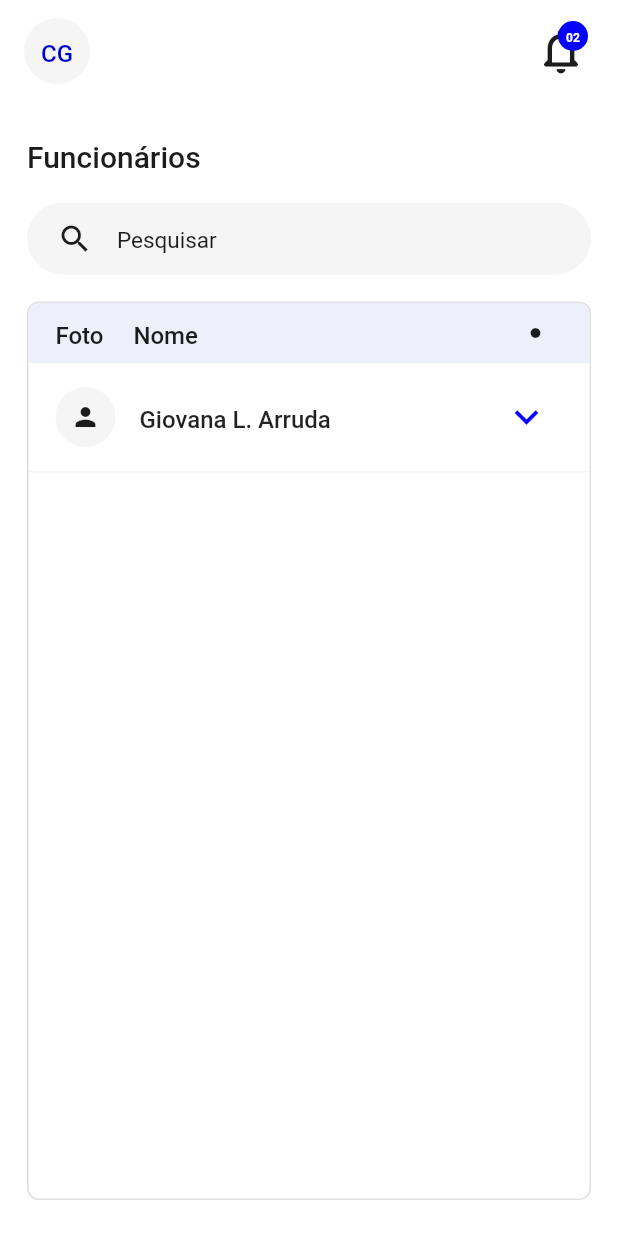
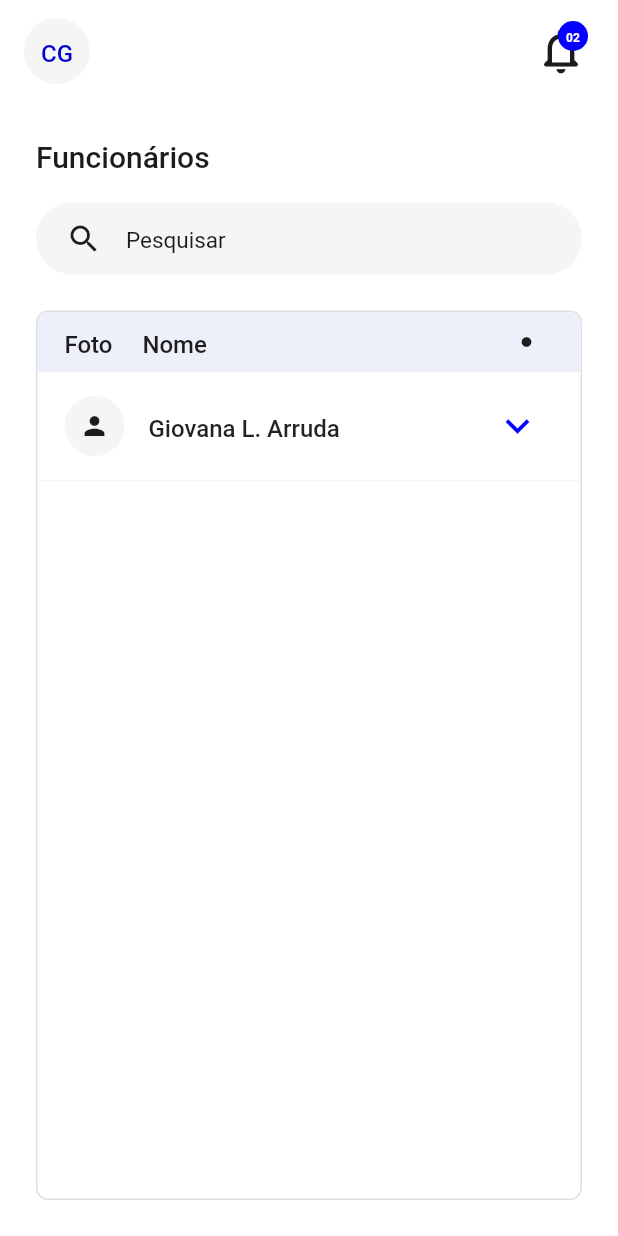
Before and after one commit to Barba2k2/be_talent_challeng_app, a Flutter app: the screen it shows after launch, on a phone screen of 412 x 824 dp. Run offline on Flutter 3.47's test engine with Material 3 defaults, Android fonts, the light colour scheme and no system bars; Roboto replaces fonts that are missing (Helvetica).

Commit message:
refactor(home-screen): Update home screen layout and add notification badge

```diff
--- a/lib/src/screens/home/home_screen.dart
+++ b/lib/src/screens/home/home_screen.dart
@@ -2,6 +2,9 @@ import 'package:design_system/design_system.dart';
 import 'package:flutter/material.dart';
 
 import '../../widgets/employees_list.dart';
+import '../../widgets/notifications_app_bar.dart';
+
+part 'components/employees_screen_body.dart';
 
 class EmployeesScreen extends StatelessWidget {
   const EmployeesScreen({super.key});
@@ -23,71 +26,11 @@ class EmployeesScreen extends StatelessWidget {
           actions: [
             Padding(
               padding: const EdgeInsets.symmetric(horizontal: SpacingDS.lg),
-              child: Stack(
-                alignment: Alignment.center,
-                children: [
-                  Icon(
-                    Icons.notifications_none_rounded,
-                    color: ColorsDS.black,
-                    size: 36,
-                  ),
-                  Positioned(
-                    right: 0,
-                    top: 14,
-                    child: Container(
-                      width: 20,
-                      height: 20,
-                      decoration: const BoxDecoration(
-                        color: ColorsDS.primary,
-                        shape: BoxShape.circle,
-                      ),
-                      child: Center(
-                        child: Text(
-                          '02',
-                          textAlign: TextAlign.center,
-                          style: TypographyDS.h3.copyWith(
-                            color: ColorsDS.white,
-                            fontSize: 8,
-                            fontWeight: FontWeight.w700,
-                          ),
-                        ),
-                      ),
-                    ),
-                  ),
-                ],
-              ),
+              child: NotificationBadge(count: '02'),
             ),
           ],
         ),
-        body: Padding(
-          padding: const EdgeInsets.symmetric(
-            horizontal: SpacingDS.md,
-            vertical: SpacingDS.xl,
-          ),
-          child: Column(
-            crossAxisAlignment: CrossAxisAlignment.start,
-            children: [
-              Text(
-                'Funcionários',
-                style: TypographyDS.h1.copyWith(
-                  color: ColorsDS.black,
-                ),
-              ),
-              const SizedBox(
-                height: SpacingDS.md,
-              ),
-              const SearchInputDS(
-                hint: 'Pesquisar',
-              ),
-              const SizedBox(
-                height: SpacingDS.md,
-              ),
-              Expanded(
-                child: EmployeesList(),
-              ),
-            ],
-          ),
-        ),
+        body: _EmployessScreenBody(),
       ),
     );
   }
```
